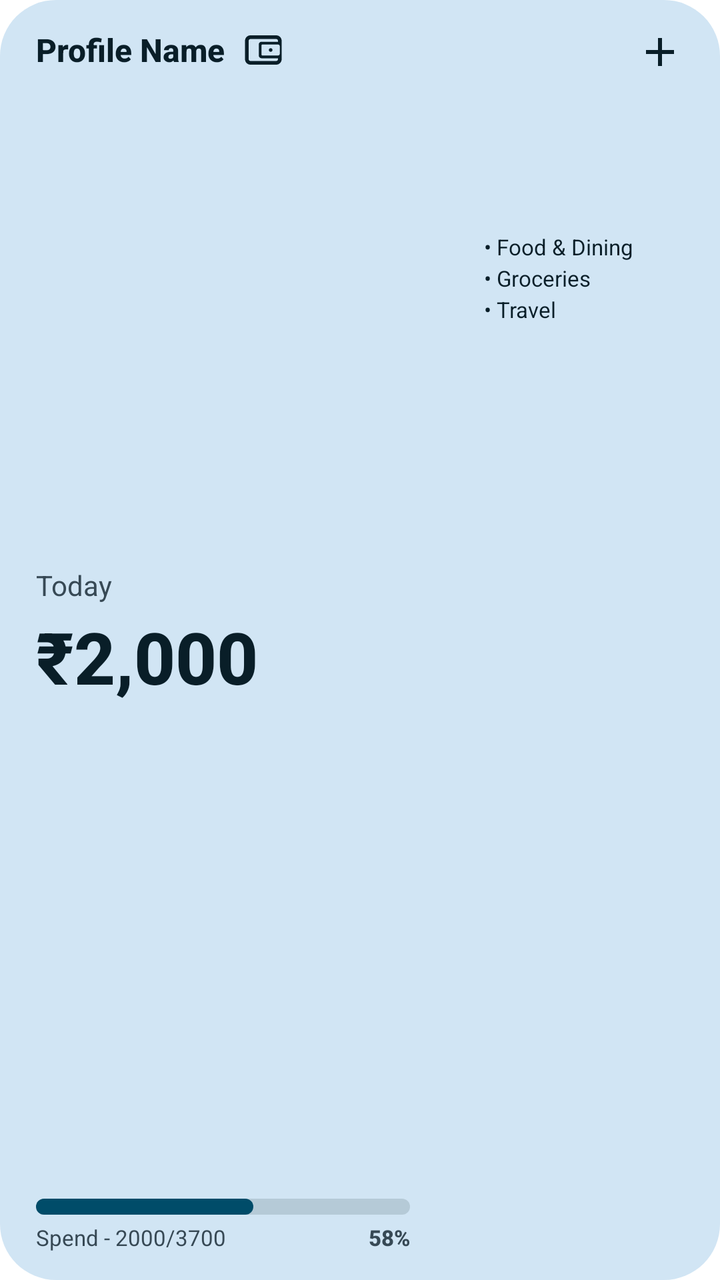
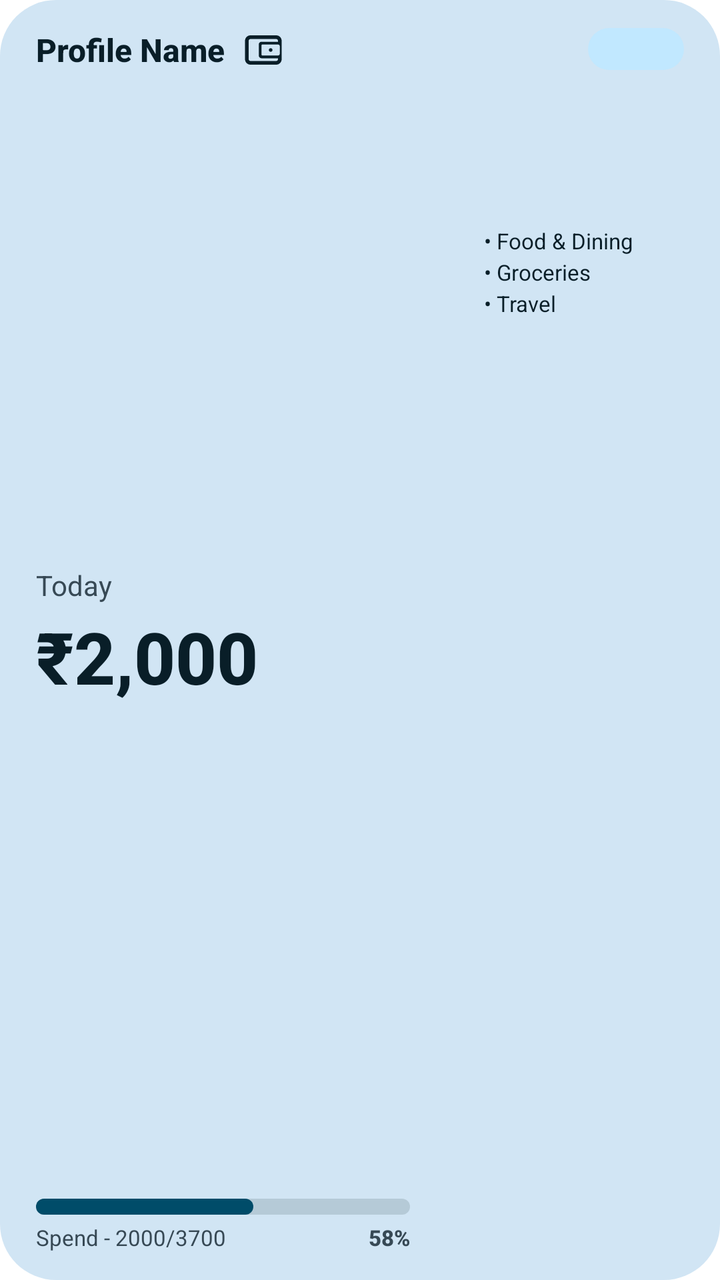

Two renders of the same Android screen: before a commit and after it. Below are the layout's source before the change and the commit's diff.
<!-- AndroidManifest.xml: fallback theme Theme.MaterialComponents.DayNight.NoActionBar -->
<!-- res/layout/widget_expense_tracker_medium.xml -->
<?xml version="1.0" encoding="utf-8"?>
<LinearLayout xmlns:android="http://schemas.android.com/apk/res/android"
    android:id="@+id/widget_root"
    android:layout_width="match_parent"
    android:layout_height="match_parent"
    android:background="@drawable/widget_background_expense"
    android:clickable="true"
    android:focusable="true"
    android:orientation="horizontal"
    android:paddingStart="18dp"
    android:paddingTop="14dp"
    android:paddingEnd="18dp"
    android:paddingBottom="14dp">

    
    <LinearLayout
        android:layout_width="0dp"
        android:layout_height="match_parent"
        android:layout_marginEnd="12dp"
        android:layout_weight="1.2"
        android:orientation="vertical">

        
        <LinearLayout
            android:layout_width="match_parent"
            android:layout_height="wrap_content"
            android:gravity="center_vertical"
            android:orientation="horizontal">

            <TextView
                android:id="@+id/widget_company_name"
                android:layout_width="wrap_content"
                android:layout_height="wrap_content"
                android:ellipsize="end"
                android:fontFamily="sans-serif-medium"
                android:maxLines="1"
                android:text="Profile Name"
                android:textColor="@color/widget_expense_text"
                android:textSize="16sp"
                android:textStyle="bold" />

            <ImageView
                android:id="@+id/widget_wallet_icon"
                android:layout_width="22dp"
                android:layout_height="22dp"
                android:layout_marginStart="8dp"
                android:contentDescription="Wallet"
                android:src="@drawable/ic_widget_wallet" />
        </LinearLayout>

        <FrameLayout
            android:layout_width="match_parent"
            android:layout_height="0dp"
            android:layout_weight="1" />

        
        <TextView
            android:id="@+id/widget_today_label"
            android:layout_width="wrap_content"
            android:layout_height="wrap_content"
            android:fontFamily="sans-serif"
            android:text="Today"
            android:textColor="@color/widget_expense_subtext"
            android:textSize="14sp" />

        
        <TextView
            android:id="@+id/widget_today_amount"
            android:layout_width="match_parent"
            android:layout_height="wrap_content"
            android:layout_marginTop="2dp"
            android:autoSizeMaxTextSize="38sp"
            android:autoSizeMinTextSize="16sp"
            android:autoSizeStepGranularity="1sp"
            android:autoSizeTextType="uniform"
            android:fontFamily="sans-serif-medium"
            android:maxLines="1"
            android:text="₹2,000"
            android:textColor="@color/widget_expense_text"
            android:textSize="36sp"
            android:textStyle="bold" />

        <FrameLayout
            android:layout_width="match_parent"
            android:layout_height="0dp"
            android:layout_weight="1" />

        
        <ProgressBar
            android:id="@+id/widget_expense_progress_bar"
            style="?android:attr/progressBarStyleHorizontal"
            android:layout_width="match_parent"
            android:layout_height="8dp"
            android:max="100"
            android:progress="58"
            android:progressDrawable="@drawable/widget_progress_bar_expense" />

        
        <LinearLayout
            android:layout_width="match_parent"
            android:layout_height="wrap_content"
            android:layout_marginTop="4dp"
            android:gravity="center_vertical"
            android:orientation="horizontal">

            <TextView
                android:id="@+id/widget_expense_spend_progress"
                android:layout_width="0dp"
                android:layout_height="wrap_content"
                android:layout_weight="1"
                android:ellipsize="end"
                android:fontFamily="sans-serif"
                android:maxLines="1"
                android:text="Spend - 2000/3700"
                android:textColor="@color/widget_expense_subtext"
                android:textSize="11sp" />

            <TextView
                android:id="@+id/widget_expense_spend_percent"
                android:layout_width="wrap_content"
                android:layout_height="wrap_content"
                android:fontFamily="sans-serif-medium"
                android:text="58%"
                android:textColor="@color/widget_expense_subtext"
                android:textSize="11sp"
                android:textStyle="bold" />
        </LinearLayout>

    </LinearLayout>

    
    <LinearLayout
        android:layout_width="0dp"
        android:layout_height="match_parent"
        android:layout_weight="0.8"
        android:gravity="center_horizontal"
        android:orientation="vertical">

        
        <FrameLayout
            android:layout_width="match_parent"
            android:layout_height="wrap_content">

            <ImageView
                android:id="@+id/widget_expense_add_button"
                android:layout_width="24dp"
                android:layout_height="24dp"
                android:layout_gravity="end"
                android:clickable="true"
                android:contentDescription="Add Expense"
                android:focusable="true"
                android:src="@drawable/ic_widget_add" />
        </FrameLayout>

        
        <ImageView
            android:id="@+id/widget_expense_donut_chart"
            android:layout_width="72dp"
            android:layout_height="72dp"
            android:layout_gravity="center_horizontal"
            android:layout_marginTop="2dp"
            android:contentDescription="Category breakdown" />

        
        <LinearLayout
            android:layout_width="wrap_content"
            android:layout_height="wrap_content"
            android:layout_gravity="center_horizontal"
            android:layout_marginTop="4dp"
            android:orientation="vertical">

            <TextView
                android:id="@+id/widget_expense_category_1"
                android:layout_width="wrap_content"
                android:layout_height="wrap_content"
                android:ellipsize="end"
                android:fontFamily="sans-serif"
                android:maxLines="1"
                android:text="• Food &amp; Dining"
                android:textColor="@color/widget_expense_text"
                android:textSize="11sp" />

            <TextView
                android:id="@+id/widget_expense_category_2"
                android:layout_width="wrap_content"
                android:layout_height="wrap_content"
                android:layout_marginTop="1dp"
                android:ellipsize="end"
                android:fontFamily="sans-serif"
                android:maxLines="1"
                android:text="• Groceries"
                android:textColor="@color/widget_expense_text"
                android:textSize="11sp" />

            <TextView
                android:id="@+id/widget_expense_category_3"
                android:layout_width="wrap_content"
                android:layout_height="wrap_content"
                android:layout_marginTop="1dp"
                android:ellipsize="end"
                android:fontFamily="sans-serif"
                android:maxLines="1"
                android:text="• Travel"
                android:textColor="@color/widget_expense_text"
                android:textSize="11sp" />
        </LinearLayout>

    </LinearLayout>

</LinearLayout>
<!-- resources referenced by this layout -->
<resources>
  <color name="widget_expense_subtext">@color/widget_on_surface_variant</color>
  <color name="widget_expense_text">@color/widget_on_surface</color>
  <!-- drawable ic_widget_add (drawable) -->
  <?xml version="1.0" encoding="utf-8"?>
  <vector xmlns:android="http://schemas.android.com/apk/res/android"
      android:width="24dp"
      android:height="24dp"
      android:viewportWidth="24"
      android:viewportHeight="24">
      <path
          android:fillColor="@color/widget_expense_text"
          android:pathData="M19,13h-6v6h-2v-6H5v-2h6V5h2v6h6v2z" />
  </vector>
  <!-- drawable ic_widget_wallet (drawable) -->
  <?xml version="1.0" encoding="utf-8"?>
  <vector xmlns:android="http://schemas.android.com/apk/res/android"
      android:width="24dp"
      android:height="24dp"
      android:viewportWidth="24"
      android:viewportHeight="24">
      <path
          android:fillColor="@color/widget_expense_text"
          android:fillType="evenOdd"
          android:pathData="M5,4 C3.34,4 2,5.34 2,7 L2,17 C2,18.66 3.34,20 5,20 L19,20 C20.66,20 22,18.66 22,17 L22,7 C22,5.34 20.66,4 19,4 L5,4 Z M9,6 L19,6 C19.55,6 20,6.45 20,7 L20,7.5 L11,7.5 C10.17,7.5 9.5,8.17 9.5,9 L9.5,15 C9.5,15.83 10.17,16.5 11,16.5 L20,16.5 L20,17 C20,17.55 19.55,18 19,18 L5,18 C4.45,18 4,17.55 4,17 L4,7 C4,6.45 4.45,6 5,6 L9,6 Z M11.5,9 L20,9 C20.55,9 21,9.45 21,10 L21,14 C21,14.55 20.55,15 20,15 L11.5,15 C11.22,15 11,14.78 11,14.5 L11,9.5 C11,9.22 11.22,9 11.5,9 Z M16,13 C16.55,13 17,12.55 17,12 C17,11.45 16.55,11 16,11 C15.45,11 15,11.45 15,12 C15,12.55 15.45,13 16,13 Z"/>
  </vector>
  <!-- drawable widget_background_expense (drawable) -->
  <?xml version="1.0" encoding="utf-8"?>
  <shape xmlns:android="http://schemas.android.com/apk/res/android"
      android:shape="rectangle">
      <corners android:radius="28dp" />
      <solid android:color="@color/widget_expense_bg" />
  </shape>
  <!-- drawable widget_progress_bar_expense (drawable) -->
  <?xml version="1.0" encoding="utf-8"?>
  <layer-list xmlns:android="http://schemas.android.com/apk/res/android">
      <item android:id="@android:id/background">
          <shape android:shape="rectangle">
              <corners android:radius="8dp" />
              <solid android:color="@color/widget_expense_track" />
          </shape>
      </item>
      <item android:id="@android:id/progress">
          <scale android:scaleWidth="100%">
              <shape android:shape="rectangle">
                  <corners android:radius="8dp" />
                  <solid android:color="@color/widget_expense_fill" />
              </shape>
          </scale>
      </item>
  </layer-list>
  <color name="widget_on_surface_variant">#4A463F</color>
  <color name="widget_on_surface">#1D1B16</color>
  <color name="widget_expense_bg">@color/widget_bg</color>
  <color name="widget_expense_track">@color/widget_container_tonal</color>
  <color name="widget_expense_fill">@color/widget_inflow_indicator</color>
  <color name="widget_bg">#F2EDE8</color>
  <color name="widget_container_tonal">#E5DFD9</color>
  <color name="widget_inflow_indicator">#2D6A4F</color>
</resources>

<!-- the commit's change to res/layout/widget_expense_tracker_medium.xml (unified diff, before → after) -->
@@ -143,8 +143,11 @@
 
             <ImageView
                 android:id="@+id/widget_expense_add_button"
-                android:layout_width="24dp"
-                android:layout_height="24dp"
+                android:layout_width="48dp"
+                android:layout_height="21dp"
+                android:background="@drawable/widget_add_pill"
+                android:paddingHorizontal="24dp"
+                android:paddingVertical="12dp"
                 android:layout_gravity="end"
                 android:clickable="true"
                 android:contentDescription="Add Expense"
<!-- resource entries referenced after the edit -->
@@ -10,7 +10,7 @@
       android:viewportWidth="24"
       android:viewportHeight="24">
       <path
-          android:fillColor="@color/widget_expense_text"
+          android:fillColor="@color/widget_on_add"
           android:pathData="M19,13h-6v6h-2v-6H5v-2h6V5h2v6h6v2z" />
   </vector>
   <!-- drawable ic_widget_wallet (drawable) -->
@@ -25,6 +25,13 @@
           android:fillType="evenOdd"
           android:pathData="M5,4 C3.34,4 2,5.34 2,7 L2,17 C2,18.66 3.34,20 5,20 L19,20 C20.66,20 22,18.66 22,17 L22,7 C22,5.34 20.66,4 19,4 L5,4 Z M9,6 L19,6 C19.55,6 20,6.45 20,7 L20,7.5 L11,7.5 C10.17,7.5 9.5,8.17 9.5,9 L9.5,15 C9.5,15.83 10.17,16.5 11,16.5 L20,16.5 L20,17 C20,17.55 19.55,18 19,18 L5,18 C4.45,18 4,17.55 4,17 L4,7 C4,6.45 4.45,6 5,6 L9,6 Z M11.5,9 L20,9 C20.55,9 21,9.45 21,10 L21,14 C21,14.55 20.55,15 20,15 L11.5,15 C11.22,15 11,14.78 11,14.5 L11,9.5 C11,9.22 11.22,9 11.5,9 Z M16,13 C16.55,13 17,12.55 17,12 C17,11.45 16.55,11 16,11 C15.45,11 15,11.45 15,12 C15,12.55 15.45,13 16,13 Z"/>
   </vector>
+  <!-- drawable widget_add_pill (drawable) -->
+  <?xml version="1.0" encoding="utf-8"?>
+  <shape xmlns:android="http://schemas.android.com/apk/res/android"
+      android:shape="rectangle">
+      <corners android:radius="24dp" />
+      <solid android:color="@color/widget_add_background" />
+  </shape>
   <!-- drawable widget_background_expense (drawable) -->
   <?xml version="1.0" encoding="utf-8"?>
   <shape xmlns:android="http://schemas.android.com/apk/res/android"
@@ -52,6 +59,8 @@
   </layer-list>
   <color name="widget_on_surface_variant">#4A463F</color>
   <color name="widget_on_surface">#1D1B16</color>
+  <color name="widget_on_add">#001B3C</color>
+  <color name="widget_add_background">#D5E3FF</color>
   <color name="widget_expense_bg">@color/widget_bg</color>
   <color name="widget_expense_track">@color/widget_container_tonal</color>
   <color name="widget_expense_fill">@color/widget_inflow_indicator</color>
